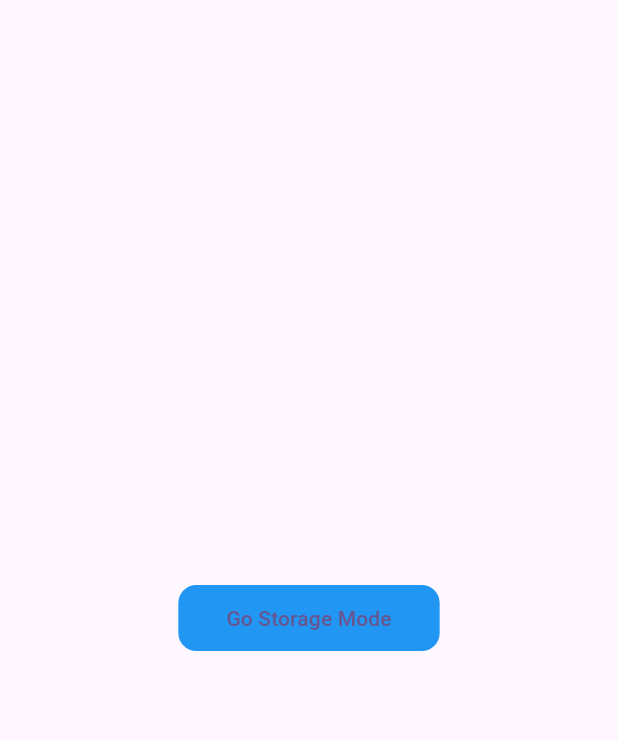
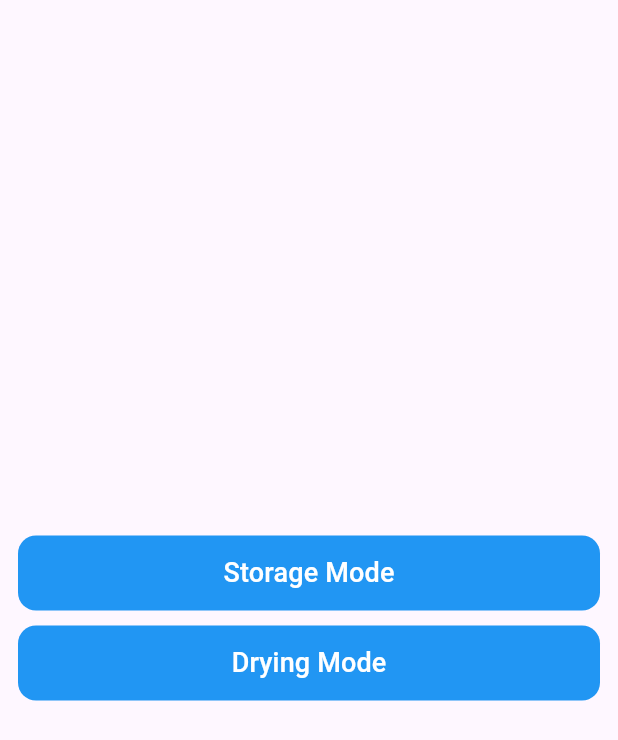
Before and after one commit to Harizt-LF/contr_app, a Flutter app: the HomePage screen opened directly, on a phone screen of 412 x 824 dp. Shown: the top 740 px of the screen. Run offline on Flutter 3.47's test engine with Material 3 defaults, Android fonts, the phone set to English and light mode, and no system bars; our stand-ins replace firebase_core, firebase_database; accounts and stored records are empty.

Commit message:
feat: add padding and button to homepage

```diff
--- a/lib/views/homepage.dart
+++ b/lib/views/homepage.dart
@@ -6,13 +6,16 @@ class HomePage extends StatelessWidget {
   @override
   Widget build(BuildContext context) {
     return Scaffold(
-      body: Center(
+      body: Padding(
+        padding: const EdgeInsets.symmetric(horizontal: 12),
+        child: Center(
           child:
           Column(
             mainAxisAlignment: MainAxisAlignment.center,
             children: [
               TextButton(
                 style: TextButton.styleFrom(
+                  minimumSize: const Size(double.infinity, 4),
                   backgroundColor: Colors.blue,
                   padding: const EdgeInsets.symmetric(vertical: 12, horizontal: 32),
                   shape: const RoundedRectangleBorder(
@@ -20,9 +23,23 @@ class HomePage extends StatelessWidget {
                   )
                 ),
                 onPressed: () {},
-              child: const Text("Go Storage Mode")
+                child: const Text("Storage Mode", style: TextStyle(color: Colors.white, fontSize: 18),)
+              ),
+              const SizedBox(height: 10),
+              TextButton(
+                style: TextButton.styleFrom(
+                  minimumSize: const Size(double.infinity, 4),
+                  backgroundColor: Colors.blue,
+                  padding: const EdgeInsets.symmetric(vertical: 12, horizontal: 32),
+                  shape: const RoundedRectangleBorder(
+                    borderRadius: BorderRadius.all(Radius.circular(12))
+                  )
+                ),
+                onPressed: () {},
+                child: const Text("Drying Mode", style: TextStyle(color: Colors.white, fontSize: 18),)
               )
           ])
+        ),
       ),
     );
   }
```
Lines whose indentation alone changed are shown as unchanged.
